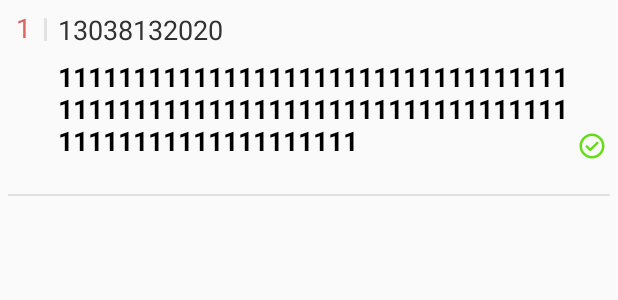
After one commit to H-TWINKLE/htwinkle.cn.app, an Android app: the layout item_send_info_preview.xml on its own in the app's theme, with its tools: preview values and no code run, on a phone screen of 412 x 824 dp. The commit adds this screen. Shown: the top 300 px of the screen. Run offline under Robolectric (Android 15) with nearby library versions, the phone set to English and light mode, and no system bars.

Commit message:
支持发送短信预览

```diff
--- a/app/src/main/AndroidManifest.xml
+++ b/app/src/main/AndroidManifest.xml
@@ -69,6 +69,11 @@
             android:launchMode="singleTask"
             android:theme="@style/AppTheme.NoActionBar" />
 
+        <activity
+            android:name=".view.app.PreviewSMSActivity"
+            android:configChanges="orientation|keyboardHidden"
+            android:theme="@style/AppTheme.NoActionBar" />
+
 
     </application>
 
--- /dev/null
+++ b/app/src/main/res/drawable/round_check_circle_outline_light_green_a700_36dp.xml
@@ -0,0 +1,6 @@
+<?xml version="1.0" encoding="UTF-8" standalone="no"?>
+<vector xmlns:android="http://schemas.android.com/apk/res/android" android:height="36dp" android:tint="#64DD17" android:viewportHeight="24.0" android:viewportWidth="24.0" android:width="36dp">
+
+    <path android:fillColor="@android:color/white" android:pathData="M12,2C6.48,2 2,6.48 2,12s4.48,10 10,10c5.52,0 10,-4.48 10,-10S17.52,2 12,2zM12,20c-4.41,0 -8,-3.59 -8,-8s3.59,-8 8,-8c4.41,0 8,3.59 8,8S16.41,20 12,20zM15.54,8.82l-4.95,4.95l-2.12,-2.12c-0.39,-0.39 -1.02,-0.39 -1.41,0l0,0c-0.39,0.39 -0.39,1.02 0,1.41l2.83,2.83c0.39,0.39 1.02,0.39 1.41,0l5.66,-5.66c0.39,-0.39 0.39,-1.02 0,-1.41l0,0C16.56,8.43 15.93,8.43 15.54,8.82z"/>
+
+</vector>
--- /dev/null
+++ b/app/src/main/res/drawable/round_close_red_500_36dp.xml
@@ -0,0 +1,6 @@
+<?xml version="1.0" encoding="UTF-8" standalone="no"?>
+<vector xmlns:android="http://schemas.android.com/apk/res/android" android:height="36dp" android:tint="#F44336" android:viewportHeight="24.0" android:viewportWidth="24.0" android:width="36dp">
+
+    <path android:fillColor="@android:color/white" android:pathData="M18.3,5.71L18.3,5.71c-0.39,-0.39 -1.02,-0.39 -1.41,0L12,10.59L7.11,5.7c-0.39,-0.39 -1.02,-0.39 -1.41,0l0,0c-0.39,0.39 -0.39,1.02 0,1.41L10.59,12L5.7,16.89c-0.39,0.39 -0.39,1.02 0,1.41l0,0c0.39,0.39 1.02,0.39 1.41,0L12,13.41l4.89,4.89c0.39,0.39 1.02,0.39 1.41,0l0,0c0.39,-0.39 0.39,-1.02 0,-1.41L13.41,12l4.89,-4.89C18.68,6.73 18.68,6.09 18.3,5.71z"/>
+
+</vector>
--- /dev/null
+++ b/app/src/main/res/drawable/round_error_deep_orange_800_36dp.xml
@@ -0,0 +1,6 @@
+<?xml version="1.0" encoding="UTF-8" standalone="no"?>
+<vector xmlns:android="http://schemas.android.com/apk/res/android" android:height="36dp" android:tint="#D84315" android:viewportHeight="24.0" android:viewportWidth="24.0" android:width="36dp">
+
+    <path android:fillColor="@android:color/white" android:pathData="M12,2C6.48,2 2,6.48 2,12s4.48,10 10,10s10,-4.48 10,-10S17.52,2 12,2zM12,13L12,13c-0.55,0 -1,-0.45 -1,-1V8c0,-0.55 0.45,-1 1,-1l0,0c0.55,0 1,0.45 1,1v4C13,12.55 12.55,13 12,13zM12,17L12,17c-0.55,0 -1,-0.45 -1,-1v0c0,-0.55 0.45,-1 1,-1h0c0.55,0 1,0.45 1,1v0C13,16.55 12.55,17 12,17z"/>
+
+</vector>
--- /dev/null
+++ b/app/src/main/res/layout/item_send_info_preview.xml
@@ -0,0 +1,88 @@
+<?xml version="1.0" encoding="utf-8"?>
+<LinearLayout xmlns:android="http://schemas.android.com/apk/res/android"
+    xmlns:tools="http://schemas.android.com/tools"
+    android:layout_width="match_parent"
+    android:layout_height="wrap_content"
+    android:orientation="vertical"
+    android:paddingStart="5dp"
+    android:paddingTop="4dp"
+    android:paddingEnd="5dp"
+    android:paddingBottom="20dp">
+
+    <androidx.coordinatorlayout.widget.CoordinatorLayout
+        android:layout_width="match_parent"
+        android:layout_height="wrap_content">
+
+        <ImageView
+            android:id="@+id/item_sms_preview_status_iv"
+            android:layout_width="20dp"
+            android:layout_height="20dp"
+            android:layout_gravity="bottom|end"
+            android:layout_margin="2dp"
+            tools:src="@drawable/round_check_circle_outline_light_green_a700_36dp" />
+
+        <LinearLayout
+            android:layout_width="wrap_content"
+            android:layout_height="wrap_content">
+
+            <TextView
+                android:id="@+id/item_sms_preview_index_tv"
+                android:layout_width="wrap_content"
+                android:layout_height="wrap_content"
+                android:layout_marginTop="2dp"
+                android:layout_marginEnd="4dp"
+                android:maxLines="1"
+                android:minWidth="20dp"
+                android:textAlignment="center"
+                android:textColor="#DA6363"
+                android:textSize="18sp"
+                tools:text="1" />
+
+            <include
+                layout="@layout/base_div_line"
+                android:layout_width="2dp"
+                android:layout_height="15dp"
+                android:layout_marginTop="8dp"
+                android:layout_marginEnd="4dp" />
+
+            <LinearLayout
+                android:layout_width="wrap_content"
+                android:layout_height="wrap_content"
+                android:orientation="vertical">
+
+                <TextView
+                    android:id="@+id/item_sms_preview_tel_tv"
+                    android:layout_width="wrap_content"
+                    android:layout_height="wrap_content"
+                    android:layout_marginEnd="20dp"
+                    android:padding="3dp"
+                    android:textColor="@color/black_description"
+                    android:textSize="18sp"
+                    tools:text="13038132020" />
+
+
+                <TextView
+                    android:id="@+id/item_sms_preview_text_tv"
+                    android:layout_width="wrap_content"
+                    android:layout_height="wrap_content"
+                    android:layout_marginEnd="20dp"
+                    android:padding="3dp"
+                    android:textColor="@color/black"
+                    android:textSize="18sp"
+                    android:textStyle="bold"
+                    tools:text="1111111111111111111111111111111111111111111111111111111111111111111111111111111111111111" />
+
+            </LinearLayout>
+        </LinearLayout>
+
+
+    </androidx.coordinatorlayout.widget.CoordinatorLayout>
+
+
+    <include
+        layout="@layout/base_div_line"
+        android:layout_width="match_parent"
+        android:layout_height="1dp"
+        android:layout_marginTop="20dp" />
+
+</LinearLayout>
--- a/app/src/main/res/values/strings.xml
+++ b/app/src/main/res/values/strings.xml
@@ -7,4 +7,5 @@
     <string name="progress">正在加载</string>
     <string name="et_base_hint">请填写内容 ···</string>
     <string name="skip">跳过</string>
+    <string name="test">测试</string>
 </resources>
```
Also changed, not shown: app/build.gradle (+10 -6 lines), app/src/main/java/cn/htwinkle/app/adapter/SmsPreviewAdapter.java (added, +42 -0 lines), app/src/main/java/cn/htwinkle/app/entity/SmsPreview.java (added, +60 -0 lines), app/src/main/java/cn/htwinkle/app/kit/SMSKit.java (added, +63 -0 lines), app/src/main/java/cn/htwinkle/app/view/app/GroupSMSActivity.java (+23 -51 lines), app/src/main/java/cn/htwinkle/app/view/app/PreviewSMSActivity.java (added, +139 -0 lines), app/src/main/res/layout/activity_send_info_preview.xml (added, +26 -0 lines), app/src/main/res/layout/base_float_btn.xml (added, +14 -0 lines), app/src/main/res/layout/item_sms_edit.xml (+1 -13 lines).
